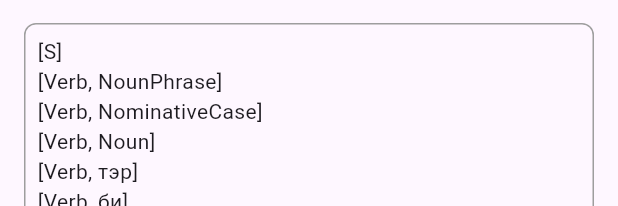
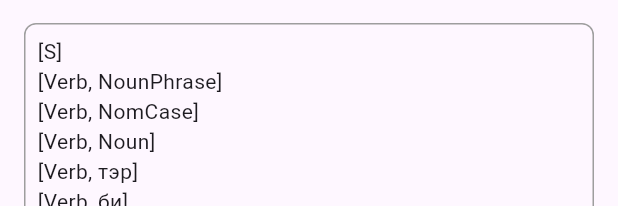
Before and after one commit to suragch/mongol_cfg, a Flutter app: the PdaDemo widget shown alone on an empty page, opened directly, after a tap on "Check Grammar", on a phone screen of 412 x 824 dp. Shown: the part 1030-1236 px from the top of the screen. Run offline on Flutter 3.47's test engine with Material 3 defaults, Android fonts, the phone set to English and light mode, and no system bars.

Commit message:
shorten names

```diff
--- a/lib/logic/cfg_generator.dart
+++ b/lib/logic/cfg_generator.dart
@@ -16,7 +16,7 @@ import 'symbol.dart';
     for (var symbol in sentence) {
       if (symbol.isNonTerminal) {
         hasNonTerminal = true;
-        final matchingRules = grammarRules.where((rule) => rule.symbol == symbol).toList();
+        final matchingRules = productionRules.where((rule) => rule.symbol == symbol).toList();
         final selectedRule = matchingRules[Random().nextInt(matchingRules.length)];
         newSentence.addAll(selectedRule.expansion);
       } else {
--- a/lib/logic/grammar_agglutinative.dart
+++ b/lib/logic/grammar_agglutinative.dart
@@ -6,27 +6,27 @@ class Rule {
   final List<Symbol> expansion;
 }
 
-const grammarRules = [
+const productionRules = [
   Rule(Symbol('S'), [Symbol('NounPhrase'), Symbol('Verb')]),
 
-  Rule(Symbol('NounPhrase'), [Symbol('NominativeCase')]),
-  Rule(Symbol('NounPhrase'), [Symbol('GenitiveCase'), Symbol('Noun')]),
-  Rule(Symbol('NounPhrase'), [Symbol('Noun'), Symbol('DativeLocativeCase')]),
-  Rule(Symbol('NounPhrase'), [Symbol('Noun'), Symbol('AccusativeCase')]),
-  Rule(Symbol('NounPhrase'), [Symbol('Noun'), Symbol('AblativeCase')]),
-  Rule(Symbol('NounPhrase'), [Symbol('Noun'), Symbol('InstrumentalCase')]),
-  Rule(Symbol('NounPhrase'), [Symbol('Noun'), Symbol('ComitativeCase')]),
-  Rule(Symbol('NounPhrase'), [Symbol('Noun'), Symbol('DirectiveCase')]),
+  Rule(Symbol('NounPhrase'), [Symbol('NomCase')]),
+  Rule(Symbol('NounPhrase'), [Symbol('GenCase'), Symbol('Noun')]),
+  Rule(Symbol('NounPhrase'), [Symbol('Noun'), Symbol('DatCase')]),
+  Rule(Symbol('NounPhrase'), [Symbol('Noun'), Symbol('AccCase')]),
+  Rule(Symbol('NounPhrase'), [Symbol('Noun'), Symbol('AblCase')]),
+  Rule(Symbol('NounPhrase'), [Symbol('Noun'), Symbol('InsCase')]),
+  Rule(Symbol('NounPhrase'), [Symbol('Noun'), Symbol('ComCase')]),
+  Rule(Symbol('NounPhrase'), [Symbol('Noun'), Symbol('DirCase')]),
 
-  Rule(Symbol('NominativeCase'), [Symbol('Noun')]),
-  Rule(Symbol('NominativeCase'), [Symbol('Noun'), Symbol('Noun')]),
-  Rule(Symbol('GenitiveCase'), [Symbol('Noun'), Symbol('-ын', isTerminal: true)]),
-  Rule(Symbol('DativeLocativeCase'), [Symbol('Noun'), Symbol('-д', isTerminal: true)]),
-  Rule(Symbol('AccusativeCase'), [Symbol('Noun'), Symbol('-ыг', isTerminal: true)]),
-  Rule(Symbol('AblativeCase'), [Symbol('Noun'), Symbol('-аас', isTerminal: true)]),
-  Rule(Symbol('InstrumentalCase'), [Symbol('Noun'), Symbol('-аар', isTerminal: true)]),
-  Rule(Symbol('ComitativeCase'), [Symbol('Noun'), Symbol('-тай', isTerminal: true)]),
-  Rule(Symbol('DirectiveCase'), [Symbol('Noun'), Symbol('руу', isTerminal: true)]),
+  Rule(Symbol('NomCase'), [Symbol('Noun')]),
+  Rule(Symbol('NomCase'), [Symbol('Noun'), Symbol('Noun')]),
+  Rule(Symbol('GenCase'), [Symbol('Noun'), Symbol('-ын', isTerminal: true)]),
+  Rule(Symbol('DatCase'), [Symbol('Noun'), Symbol('-д', isTerminal: true)]),
+  Rule(Symbol('AccCase'), [Symbol('Noun'), Symbol('-ыг', isTerminal: true)]),
+  Rule(Symbol('AblCase'), [Symbol('Noun'), Symbol('-аас', isTerminal: true)]),
+  Rule(Symbol('InsCase'), [Symbol('Noun'), Symbol('-аар', isTerminal: true)]),
+  Rule(Symbol('ComCase'), [Symbol('Noun'), Symbol('-тай', isTerminal: true)]),
+  Rule(Symbol('DirCase'), [Symbol('Noun'), Symbol('руу', isTerminal: true)]),
 
   Rule(Symbol('Noun'), [Symbol('тэр', isTerminal: true)]),
   Rule(Symbol('Noun'), [Symbol('би', isTerminal: true)]),
--- a/lib/logic/verification.dart
+++ b/lib/logic/verification.dart
@@ -50,7 +50,7 @@ int processSequencesUpToLength(List<String> items, int maxLength, void Function(
 }
 
 void verifyEveryPermutation(PDAParser parser) {
-  final List<String> terminals = findTerminals(grammarRules);
+  final List<String> terminals = findTerminals(productionRules);
   print("--- Terminals Found ---");
   print(terminals);
   print("Total unique terminals: ${terminals.length}");
--- a/lib/ui/pda_demo.dart
+++ b/lib/ui/pda_demo.dart
@@ -14,7 +14,7 @@ class PdaDemo extends StatefulWidget {
 class _PdaDemoState extends State<PdaDemo> {
   final List<String> selectedWords = [];
   final List<String> availableWords =
-      grammarRules
+      productionRules
           .expand((rule) => rule.expansion)
           .where((symbol) => symbol.isTerminal)
           .map((symbol) => symbol.name)
@@ -127,7 +127,7 @@ class _PdaDemoState extends State<PdaDemo> {
     );
   }
 
-  final parser = PDAParser(grammarRules: grammarRules, startSymbol: const Symbol('S'));
+  final parser = PDAParser(grammarRules: productionRules, startSymbol: const Symbol('S'));
 
   void _checkGrammar() {
     final (valid, trace) = parser.parse(selectedWords, showTrace: true);
```
